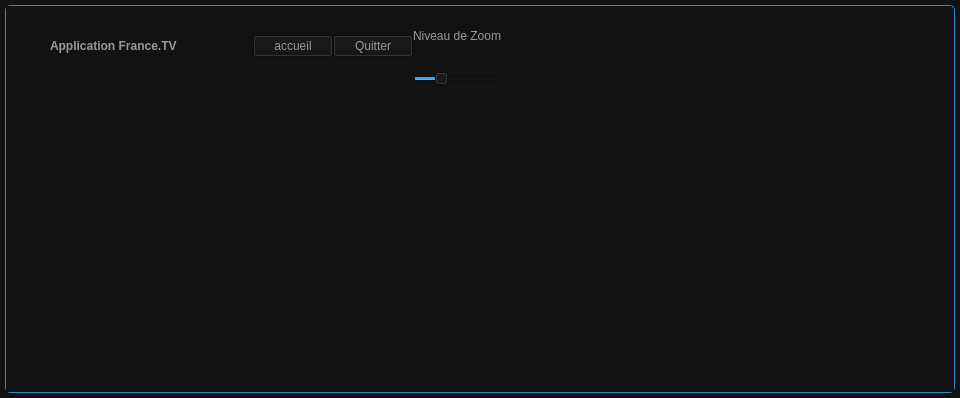
Old version of the form framelesswindow/framelesswindow.ui in the repository Paullux/FranceTV.
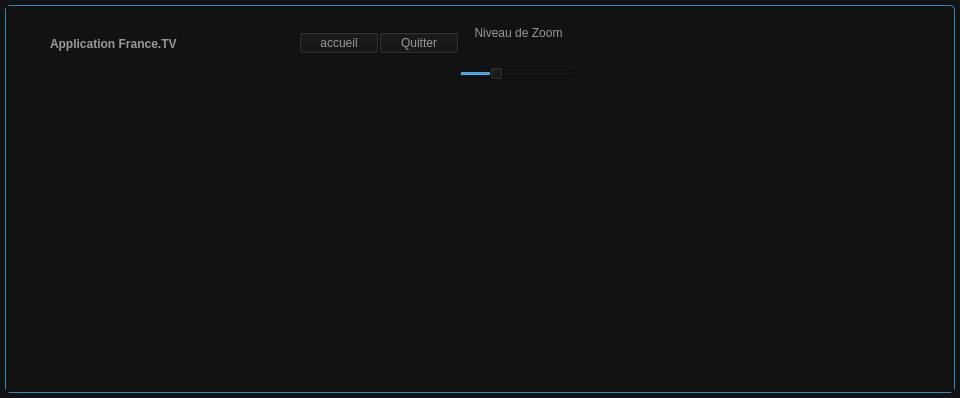
New version of the form. Icons and pictures are not drawn. Custom widgets are drawn as their Qt base class.

```diff
--- a/framelesswindow/framelesswindow.ui
+++ b/framelesswindow/framelesswindow.ui
@@ -267,14 +267,14 @@
                  </property>
                  <property name="minimumSize">
                   <size>
-                   <width>91</width>
-                   <height>40</height>
+                   <width>60</width>
+                   <height>35</height>
                   </size>
                  </property>
                  <property name="maximumSize">
                   <size>
-                   <width>91</width>
-                   <height>40</height>
+                   <width>60</width>
+                   <height>35</height>
                   </size>
                  </property>
                  <property name="font">
@@ -302,6 +302,12 @@
                  <property name="text">
                   <string/>
                  </property>
+                 <property name="iconSize">
+                  <size>
+                   <width>16</width>
+                   <height>16</height>
+                  </size>
+                 </property>
                 </widget>
                </item>
                <item row="0" column="2">
@@ -314,14 +320,14 @@
                  </property>
                  <property name="minimumSize">
                   <size>
-                   <width>91</width>
-                   <height>40</height>
+                   <width>60</width>
+                   <height>35</height>
                   </size>
                  </property>
                  <property name="maximumSize">
                   <size>
-                   <width>91</width>
-                   <height>40</height>
+                   <width>60</width>
+                   <height>35</height>
                   </size>
                  </property>
                  <property name="styleSheet">
@@ -343,6 +349,12 @@
                  <property name="text">
                   <string/>
                  </property>
+                 <property name="iconSize">
+                  <size>
+                   <width>16</width>
+                   <height>16</height>
+                  </size>
+                 </property>
                 </widget>
                </item>
                <item row="0" column="1">
@@ -355,14 +367,14 @@
                  </property>
                  <property name="minimumSize">
                   <size>
-                   <width>91</width>
-                   <height>40</height>
+                   <width>60</width>
+                   <height>35</height>
                   </size>
                  </property>
                  <property name="maximumSize">
                   <size>
-                   <width>91</width>
-                   <height>40</height>
+                   <width>60</width>
+                   <height>35</height>
                   </size>
                  </property>
                  <property name="sizeIncrement">
@@ -390,6 +402,12 @@
                  <property name="text">
                   <string/>
                  </property>
+                 <property name="iconSize">
+                  <size>
+                   <width>16</width>
+                   <height>16</height>
+                  </size>
+                 </property>
                 </widget>
                </item>
                <item row="0" column="3">
@@ -402,14 +420,14 @@
                  </property>
                  <property name="minimumSize">
                   <size>
-                   <width>91</width>
-                   <height>40</height>
+                   <width>60</width>
+                   <height>35</height>
                   </size>
                  </property>
                  <property name="maximumSize">
                   <size>
-                   <width>91</width>
-                   <height>40</height>
+                   <width>60</width>
+                   <height>35</height>
                   </size>
                  </property>
                  <property name="baseSize">
```
